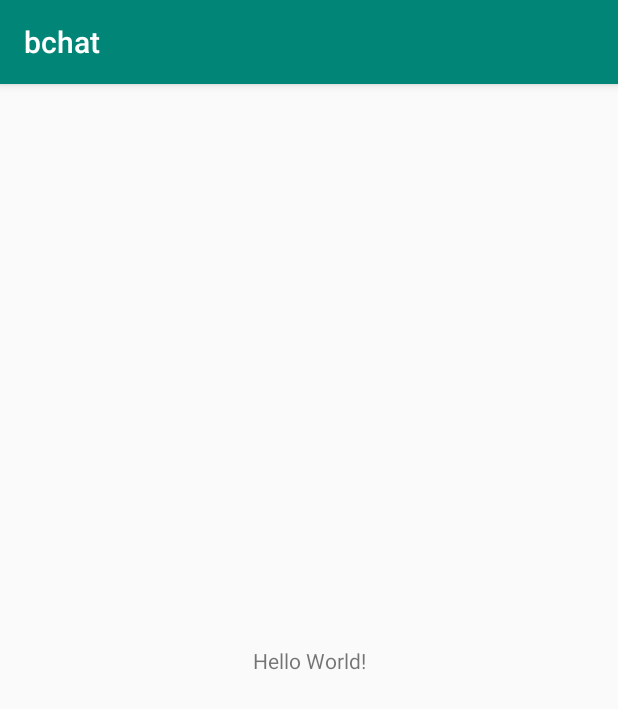
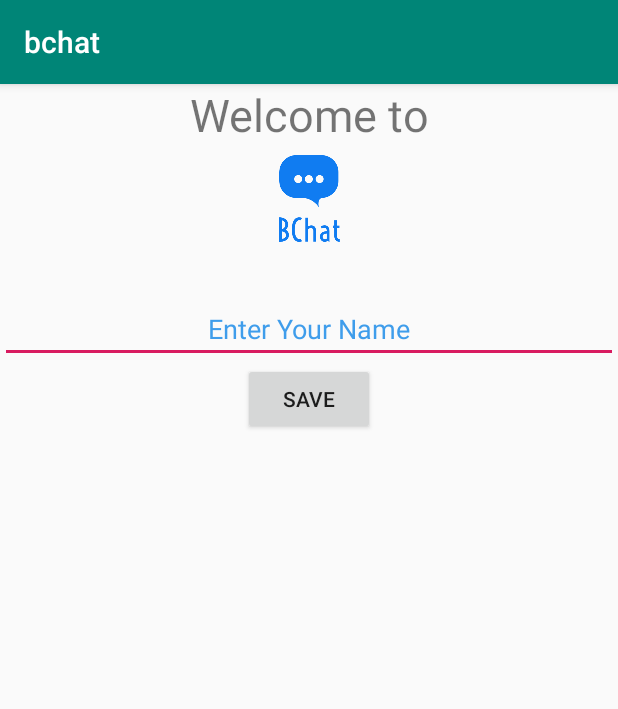
Before and after one commit to ShamodGeevinda/CO225-GroupProject, an Android app: the screen it shows after launch (MainActivity), on a phone screen of 412 x 824 dp. Shown: the top 709 px of the screen. Run offline under Robolectric (Android 15) with nearby library versions, the phone set to English and light mode, and no system bars.

Commit message:
normal view implemented

```diff
--- a/app/src/main/res/layout/activity_main.xml
+++ b/app/src/main/res/layout/activity_main.xml
@@ -6,13 +6,46 @@
     android:layout_height="match_parent"
     tools:context=".MainActivity">
 
-    <TextView
-        android:layout_width="wrap_content"
+    <LinearLayout
+        android:id="@+id/linearLayout"
+        android:layout_width="match_parent"
+
         android:layout_height="wrap_content"
-        android:text="Hello World!"
-        app:layout_constraintBottom_toBottomOf="parent"
-        app:layout_constraintLeft_toLeftOf="parent"
-        app:layout_constraintRight_toRightOf="parent"
-        app:layout_constraintTop_toTopOf="parent" />
+        android:orientation="vertical"
+        app:layout_constraintEnd_toEndOf="parent"
+        app:layout_constraintTop_toTopOf="parent">
+
+        <TextView
+            android:layout_width="match_parent"
+            android:layout_height="match_parent"
+            android:gravity="center"
+            android:text="Welcome to"
+            android:textSize="30sp" />
+
+        <ImageView
+            android:layout_width="100dp"
+            android:layout_height="100dp"
+            android:layout_gravity="center"
+            android:src="@drawable/logoblue"
+            android:paddingBottom="30dp"/>
+
+        <EditText
+            android:layout_width="match_parent"
+            android:layout_height="match_parent"
+            android:gravity="center"
+            android:hint="Enter Your Name"
+            android:textColorHint="#3F9DEB"/>
+
+
+
+        <Button
+            android:layout_width="wrap_content"
+            android:layout_height="match_parent"
+            android:layout_gravity="center"
+            android:text="Save" />
+    </LinearLayout>
+
+
+
 
 </androidx.constraintlayout.widget.ConstraintLayout>
```
Also changed, not shown: app/src/main/res/drawable/logoblue.png (added), app/src/main/res/drawable/mainbg1.png (added).
